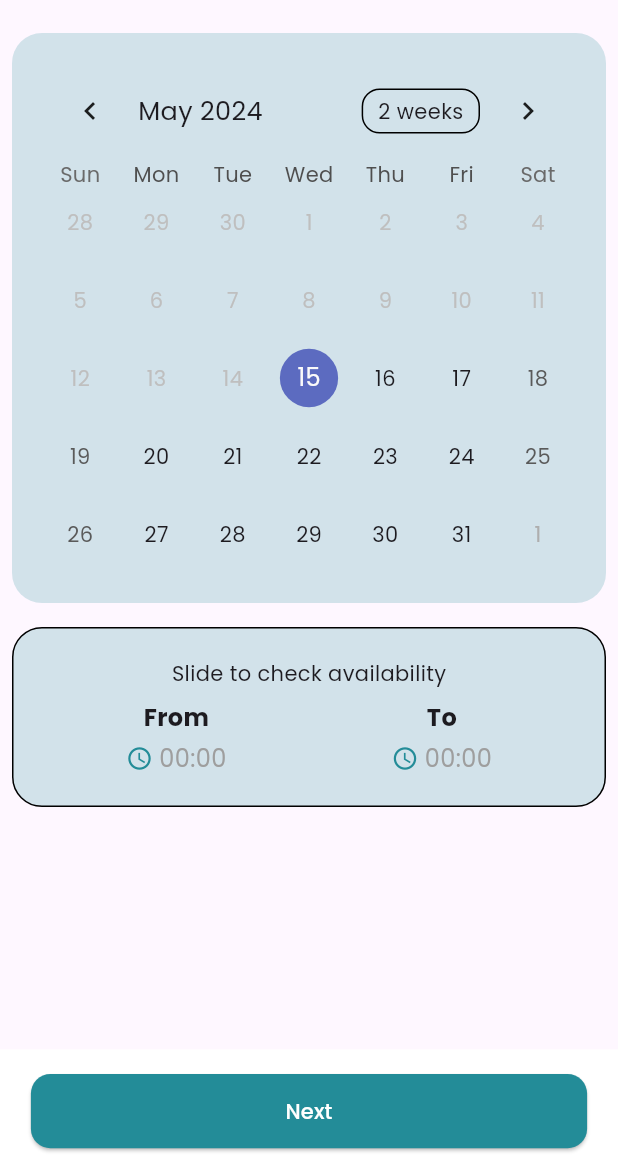
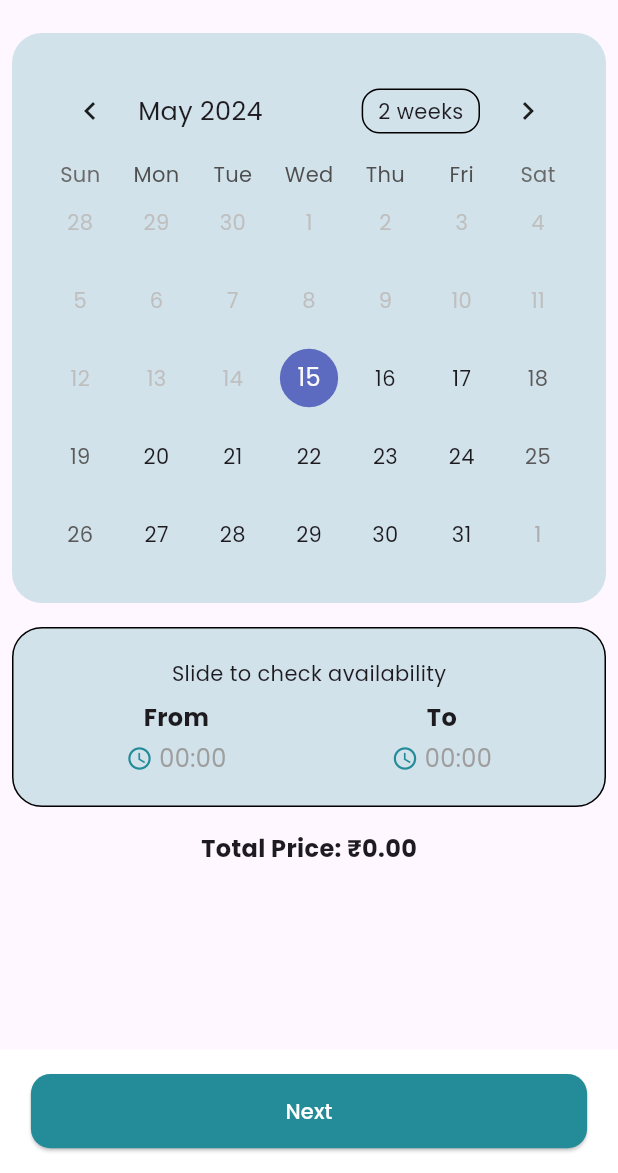
Before and after one commit to adhilfouzi/playtime, a Flutter app: the BookingFormOne screen opened directly with empty values, on a phone screen of 412 x 824 dp, the part 63-1236 px from its top. Run offline on Flutter 3.47's test engine with Material 3 defaults, Android fonts, the light colour scheme and no system bars; drawn by our look-alikes of table_calendar; our stand-ins replace cloud_firestore, firebase_auth, firebase_core, flutter_spinkit, flutter_svg, get and 3 more; accounts and stored records are empty.

Commit message:
add price in turf

```diff
--- a/lib/model/backend/repositories/firestore/turf_repositories.dart
+++ b/lib/model/backend/repositories/firestore/turf_repositories.dart
@@ -1,3 +1,5 @@
+import 'dart:developer';
+
 import 'package:cloud_firestore/cloud_firestore.dart';
 import '../../../data_model/owner_model.dart';
 import '../authentication/firebase_exceptionhandler.dart';
@@ -22,6 +24,7 @@ class TurfRepository {
 
       return turfList;
     } catch (e) {
+      log(e.toString());
       throw ExceptionHandler.handleException(e);
     }
   }
--- a/lib/model/data_model/booking_model.dart
+++ b/lib/model/data_model/booking_model.dart
@@ -10,6 +10,7 @@ class BookingModel {
   final DateTime startTime;
   final DateTime endTime;
   final String status;
+  final double price;
   final String username;
   final String userEmail;
   final String userNumber;
@@ -21,6 +22,7 @@ class BookingModel {
     required this.startTime,
     required this.endTime,
     required this.status,
+    required this.price,
     required this.username,
     required this.userEmail,
     required this.userNumber,
@@ -36,6 +38,7 @@ class BookingModel {
       startTime: start,
       endTime: end,
       status: json['status'] ?? "N/A",
+      price: Formatter.firebaseNumberToDouble(json['price']),
       username: json['username'] ?? "N/A",
       userEmail: json['userEmail'] ?? "N/A",
       userNumber: json['userNumber'] ?? "N/A",
@@ -52,6 +55,7 @@ class BookingModel {
       startTime: start,
       endTime: end,
       status: data['status'] ?? "N/A",
+      price: Formatter.firebaseNumberToDouble(data['price']),
       username: data['username'] ?? "N/A",
       userEmail: data['userEmail'] ?? "N/A",
       userNumber: data['userNumber'] ?? "N/A",
@@ -66,6 +70,7 @@ class BookingModel {
       'startTime': Formatter.dateTimeToTimestamp(startTime),
       'endTime': Formatter.dateTimeToTimestamp(endTime),
       'status': status,
+      'price': price,
       'username': username,
       'userEmail': userEmail,
       'userNumber': userNumber,
--- a/lib/model/data_model/owner_model.dart
+++ b/lib/model/data_model/owner_model.dart
@@ -12,6 +12,7 @@ class OwnerModel {
   TimeOfDay openingTime;
   TimeOfDay closingTime;
   String courtLocation;
+  double price;
   String images;
   String ownerPhoto;
   String ownerFullName;
@@ -30,6 +31,7 @@ class OwnerModel {
     required this.openingTime,
     required this.closingTime,
     required this.courtLocation,
+    required this.price,
     required this.images,
     required this.ownerPhoto,
     required this.ownerFullName,
@@ -52,6 +54,7 @@ class OwnerModel {
       openingTime: openingTime,
       closingTime: closingTime,
       courtLocation: json['courtLocation'] ?? "N/A",
+      price: Formatter.firebaseNumberToDouble(json['price']),
       images: json['images'] ?? "N/A",
       ownerPhoto: json['ownerPhoto'] ?? "N/A",
       ownerFullName: json['ownerFullName'] ?? "N/A",
@@ -72,6 +75,7 @@ class OwnerModel {
       openingTime: TimeOfDay.now(),
       closingTime: TimeOfDay.now(),
       courtLocation: '',
+      price: 0,
       images: '',
       ownerPhoto: '',
       ownerFullName: '',
@@ -95,6 +99,7 @@ class OwnerModel {
       openingTime: openingTime,
       closingTime: closingTime,
       courtLocation: map['courtLocation'] ?? "N/A",
+      price: Formatter.firebaseNumberToDouble(map['price']),
       images: map['images'] ?? "N/A",
       ownerPhoto: map['ownerPhoto'] ?? "N/A",
       ownerFullName: map['ownerFullName'] ?? "N/A",
@@ -116,6 +121,7 @@ class OwnerModel {
       'openingTime': Formatter.timeOfDayToTimestamp(openingTime),
       'closingTime': Formatter.timeOfDayToTimestamp(closingTime),
       'courtLocation': courtLocation,
+      'price': price,
       'images': images,
       'ownerPhoto': ownerPhoto,
       'ownerFullName': ownerFullName,
@@ -137,6 +143,7 @@ class OwnerModel {
       'openingTime': Formatter.timeOfDayToTimestamp(openingTime),
       'closingTime': Formatter.timeOfDayToTimestamp(closingTime),
       'courtLocation': courtLocation,
+      'price': price,
       'images': images,
       'ownerPhoto': ownerPhoto,
       'ownerFullName': ownerFullName,
@@ -161,6 +168,7 @@ class OwnerModel {
       openingTime: openingTime,
       closingTime: closingTime,
       courtLocation: data['courtLocation'] ?? "N/A",
+      price: Formatter.firebaseNumberToDouble(data['price']),
       images: data['images'] ?? "N/A",
       ownerPhoto: data['ownerPhoto'] ?? "N/A",
       ownerFullName: data['ownerFullName'] ?? "N/A",
--- a/lib/view/course/mybooking/screens/booking/utils/content_bookingformone.dart
+++ b/lib/view/course/mybooking/screens/booking/utils/content_bookingformone.dart
@@ -1,6 +1,7 @@
 import 'dart:developer';
 
 import 'package:flutter/material.dart';
+import 'package:users_side_of_turf_booking/model/controller/formater.dart';
 
 import '../../../../../../utils/portion/snackbar.dart';
 import '../../../../../../view_model/course/booking_controller.dart';
@@ -69,6 +70,11 @@ class _BookingFormContentState extends State<BookingFormContent> {
                 ),
               ],
             ),
+          ),
+          const SizedBox(height: 16),
+          Text(
+            "Total Price: ${Formatter.formatCurrency(widget.controller.price.value)}",
+            style: const TextStyle(fontSize: 16, fontWeight: FontWeight.bold),
           ),
         ],
       ),
@@ -151,6 +157,8 @@ class _BookingFormContentState extends State<BookingFormContent> {
       setState(() {
         widget.controller.startTime.value = _openingTime!;
         widget.controller.endTime.value = _closingTime!;
+        widget.controller.price.value = Formatter.calculateTotalPrice(
+            widget.controller.turf.price, _openingTime!, _closingTime!);
       });
     }
   }
--- a/lib/view_model/course/booking_controller.dart
+++ b/lib/view_model/course/booking_controller.dart
@@ -21,6 +21,7 @@ class BookingController extends GetxController {
   var name = TextEditingController();
   var email = TextEditingController();
   var phone = TextEditingController();
+  var price = 0.0.obs;
   var turf = OwnerModel.emptyOwnerModel().obs();
 
   UserController userController = Get.find();
@@ -47,6 +48,7 @@ class BookingController extends GetxController {
           startTime: combineDateTime(selectedDate.value, startTime.value),
           endTime: combineDateTime(selectedDate.value, endTime.value),
           status: Status.pending.value,
+          price: price.value,
           username: name.text,
           userEmail: email.text,
           userNumber: phone.text);
--- a/lib/view_model/course/turflist_controller.dart
+++ b/lib/view_model/course/turflist_controller.dart
@@ -1,3 +1,5 @@
+import 'dart:developer';
+
 import 'package:get/get.dart';
 
 import '../../model/backend/repositories/firestore/turf_repositories.dart';
@@ -27,6 +29,7 @@ class TurflistController extends GetxController {
       _isLoading.value = false;
     } catch (e) {
       _errorMessage.value = 'Failed to fetch turf list: $e';
+      log(e.toString());
       _isLoading.value = false;
     }
   }
```
Also changed, not shown: lib/model/controller/formater.dart (+31 -1 lines), lib/model/controller/url.dart (added, +15 -0 lines), lib/view/course/mybooking/screens/show_booking/utils/view_booked_details.dart (+8 -25 lines), lib/view/course/turflist/widget/turf_list_item.dart (+7 -0 lines), lib/view_model/course/profile_controlller.dart (+6 -4 lines).
